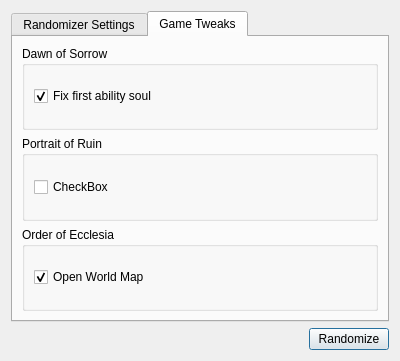
First picture: the form in randomizer.ui, repository LagoLunatic/DSVEdit, before the edit.
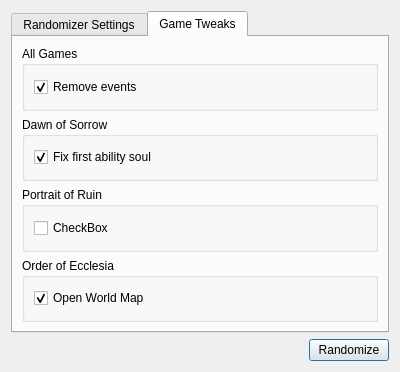
Second picture: the form after the edit. The open tabs and pages were chosen to show the change.

Commit message: Add option to remove events

```diff
--- a/randomizer.ui
+++ b/randomizer.ui
@@ -7,7 +7,7 @@
     <x>0</x>
     <y>0</y>
     <width>400</width>
-    <height>361</height>
+    <height>372</height>
    </rect>
   </property>
   <property name="windowTitle">
@@ -170,6 +170,25 @@
        <string>Game Tweaks</string>
       </attribute>
       <layout class="QVBoxLayout" name="verticalLayout_4">
+       <item>
+        <widget class="QGroupBox" name="groupBox_4">
+         <property name="title">
+          <string>All Games</string>
+         </property>
+         <layout class="QHBoxLayout" name="horizontalLayout_10">
+          <item>
+           <widget class="QCheckBox" name="remove_events">
+            <property name="text">
+             <string>Remove events</string>
+            </property>
+            <property name="checked">
+             <bool>true</bool>
+            </property>
+           </widget>
+          </item>
+         </layout>
+        </widget>
+       </item>
        <item>
         <widget class="QGroupBox" name="groupBox">
          <property name="title">
```
Left out of the diff: 1 changed line with no effect on the pictures. The commit also changes 2 other files.
